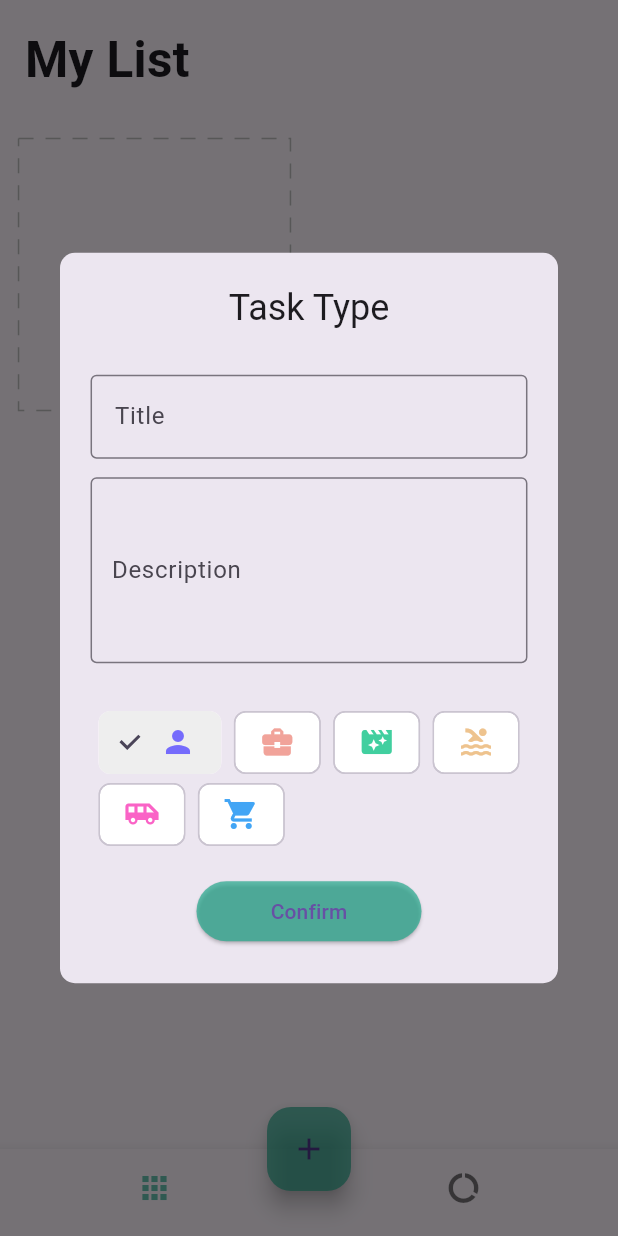
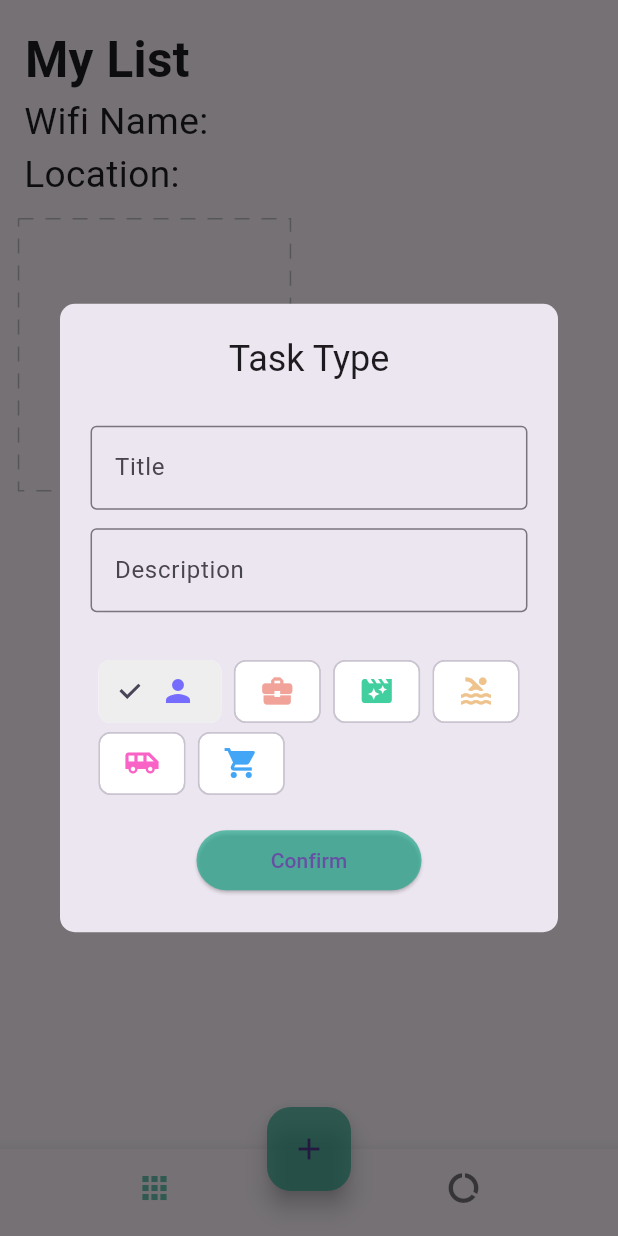
Before and after one commit to Ratul007/Todo-App, a Flutter app: the screen it shows after launch, after a tap on the "add" icon, on a phone screen of 412 x 824 dp. Run offline on Flutter 3.47's test engine with Material 3 defaults, Android fonts, the phone set to English and light mode, and no system bars; drawn by our look-alikes of dotted_border; our stand-ins replace equatable, flutter_easyloading, geocoding, geolocator, get, get_storage and 2 more; missing offline and left inert: network_info_plus.

Commit message:
check wifi and location information homeScreen top left

```diff
--- a/lib/app/modules/home/controller.dart
+++ b/lib/app/modules/home/controller.dart
@@ -1,6 +1,13 @@
+import 'dart:async';
+import 'dart:developer';
+
 import 'package:flutter/foundation.dart';
 import 'package:flutter/material.dart';
+import 'package:geocoding/geocoding.dart';
+import 'package:geolocator/geolocator.dart';
 import 'package:get/get.dart';
+import 'package:network_info_plus/network_info_plus.dart';
+import 'package:permission_handler/permission_handler.dart';
 import 'package:todo_app_getx/app/data/services/storage/repository.dart';
 
 import '../../data/models/task.dart';
@@ -8,6 +15,7 @@ import '../../data/models/task.dart';
 class HomeController extends GetxController {
   final formKey = GlobalKey<FormState>();
   TaskRepository taskRepository;
+
   HomeController({
     required this.taskRepository,
   });
@@ -21,12 +29,16 @@ class HomeController extends GetxController {
   final task = Rx<Task?>(null);
   final doingTodos = <dynamic>[].obs;
   final doneTodos = <dynamic>[].obs;
+  var wifiStatus = "".obs;
+  var location = "".obs;
 
   @override
   void onInit() {
     super.onInit();
     tasks.assignAll(taskRepository.readTasks());
     ever(tasks, (_) => taskRepository.writeTasks(tasks));
+    Timer.periodic(const Duration(seconds: 5), (_) => _updateNetworkStatus());
+    getLocation();
   }
 
   @override
@@ -34,6 +46,35 @@ class HomeController extends GetxController {
     // TODO: implement onClose
     formEditCtrl.dispose();
     super.onClose();
+  }
+
+  Future<void> getLocation() async {
+    Position position = await Geolocator.getCurrentPosition(desiredAccuracy: LocationAccuracy.high);
+    debugPrint('location: Lat-----> ${position.latitude} Long-----> ${position.longitude}');
+    List<Placemark> addresses = await placemarkFromCoordinates(position.latitude, position.longitude);
+    var first = addresses.first;
+    location.value = first.locality!;
+    print('Locality : ${first.locality}');
+    update();
+  }
+
+  Future<void> _updateNetworkStatus() async {
+    String status = await getNetworkStatus();
+    wifiStatus.value = status;
+  }
+
+  Future<String> getNetworkStatus() async {
+    final NetworkInfo networkInfo = NetworkInfo();
+    String? wifiName = await networkInfo.getWifiName();
+    if (await Permission.location.request().isGranted) {
+      if (await Permission.location.serviceStatus.isEnabled) {
+        return wifiName ?? "Connected";
+      } else {
+        return "Location services are disabled, turn on location";
+      }
+    } else {
+      return "Location permission denied";
+    }
   }
 
   bool addTask(Task task) {
--- a/lib/app/modules/home/view.dart
+++ b/lib/app/modules/home/view.dart
@@ -22,7 +22,7 @@ class HomePage extends GetView<HomeController> {
             child: ListView(
               children: [
                 Padding(
-                  padding: EdgeInsets.all(4.0.wp),
+                  padding: EdgeInsets.only(left: 4.0.wp,right: 4.0.wp,top: 2.0.hp),
                   child: Text(
                     'My List',
                     style: TextStyle(
@@ -30,6 +30,20 @@ class HomePage extends GetView<HomeController> {
                       fontWeight: FontWeight.bold,
                     ),
                   ),
+                ),
+                Padding(
+                  padding: const EdgeInsets.only(left: 16.0),
+                  child: Text(
+                    'Wifi Name: ${controller.wifiStatus.value}',
+                    style:  TextStyle(fontSize: 18.0.sp),
+                  )
+                ),
+                Padding(
+                    padding: const EdgeInsets.only(left: 16.0),
+                    child: Text(
+                      'Location: ${controller.location.value}',
+                      style:  TextStyle(fontSize: 18.0.sp),
+                    )
                 ),
                 Obx(
                   () => GridView.count(
--- a/lib/app/modules/home/widgets/add_card.dart
+++ b/lib/app/modules/home/widgets/add_card.dart
@@ -10,11 +10,12 @@ import 'package:todo_app_getx/app/widgets/icon.dart';
 
 class AddCard extends StatelessWidget {
   final homeCtrl = Get.find<HomeController>();
+  final icons = getIcons();
+
   AddCard({super.key});
 
   @override
   Widget build(BuildContext context) {
-    final icons = getIcons();
     var cardWidth = Get.width - 12.0.wp;
     return Container(
       width: cardWidth / 2,
@@ -22,7 +23,25 @@ class AddCard extends StatelessWidget {
       margin: EdgeInsets.all(3.0.wp),
       child: InkWell(
         onTap: () async {
-          await Get.defaultDialog(
+          await taskAddDialog(context);
+        },
+        child: DottedBorder(
+          color: Colors.grey[400]!,
+          dashPattern: const [10, 8],
+          child: Center(
+            child: Icon(
+              Icons.add,
+              size: 10.0.wp,
+              color: Colors.grey,
+            ),
+          ),
+        ),
+      ),
+    );
+  }
+
+  Future taskAddDialog(context) async {
+    Get.defaultDialog(
         titlePadding: EdgeInsets.symmetric(vertical: 5.0.wp),
         radius: 10,
         title: 'Task Type',
@@ -47,12 +66,13 @@ class AddCard extends StatelessWidget {
                 ),
               ),
               Padding(
-                      padding: EdgeInsets.symmetric(horizontal: 3.0.wp,vertical: 3.0.wp),
+                padding:
+                    EdgeInsets.symmetric(horizontal: 3.0.wp, vertical: 3.0.wp),
                 child: TextFormField(
                   controller: homeCtrl.formEditDescriptionCtrl,
                   decoration: const InputDecoration(
                     border: OutlineInputBorder(),
-                          labelText: 'Description',contentPadding: EdgeInsets.symmetric(vertical: 50.0, horizontal: 10.0), // Adjust vertical padding as needed
+                    labelText: 'Description',
                   ),
                   validator: (value) {
                     if (value == null || value.trim().isEmpty) {
@@ -78,8 +98,7 @@ class AddCard extends StatelessWidget {
                               label: element,
                               selected: homeCtrl.chipIndex.value == index,
                               onSelected: (bool selected) {
-                                      homeCtrl.chipIndex.value =
-                                          selected ? index : 0;
+                                homeCtrl.chipIndex.value = selected ? index : 0;
                               },
                             );
                           },
@@ -98,8 +117,7 @@ class AddCard extends StatelessWidget {
                 ),
                 onPressed: () {
                   if (homeCtrl.formKey.currentState!.validate()) {
-                          int icon =
-                              icons[homeCtrl.chipIndex.value].icon!.codePoint;
+                    int icon = icons[homeCtrl.chipIndex.value].icon!.codePoint;
                     String color =
                         icons[homeCtrl.chipIndex.value].color!.toHex();
                     var task = Task(
@@ -122,19 +140,5 @@ class AddCard extends StatelessWidget {
         ));
     homeCtrl.formEditCtrl.clear();
     homeCtrl.changeChipIndex(0);
-        },
-        child: DottedBorder(
-          color: Colors.grey[400]!,
-          dashPattern: const [10, 8],
-          child: Center(
-            child: Icon(
-              Icons.add,
-              size: 10.0.wp,
-              color: Colors.grey,
-            ),
-          ),
-        ),
-      ),
-    );
   }
 }
--- a/lib/app/modules/home/widgets/task_card.dart
+++ b/lib/app/modules/home/widgets/task_card.dart
@@ -36,6 +36,7 @@ class TaskCard extends StatelessWidget {
             ),
           ],
         ),
+        child: SingleChildScrollView(
           child: Column(
             crossAxisAlignment: CrossAxisAlignment.start,
             children: [
@@ -91,6 +92,7 @@ class TaskCard extends StatelessWidget {
               )
             ],
           ),
+        )
       ),
     );
   }
--- a/lib/main.dart
+++ b/lib/main.dart
@@ -2,11 +2,14 @@ import 'package:flutter/material.dart';
 import 'package:flutter_easyloading/flutter_easyloading.dart';
 import 'package:get/get.dart';
 import 'package:get_storage/get_storage.dart';
+import 'package:permission_handler/permission_handler.dart';
 import 'package:todo_app_getx/app/data/services/storage/services.dart';
 import 'package:todo_app_getx/app/modules/home/binding.dart';
 import 'package:todo_app_getx/app/modules/home/view.dart';
 
 void main() async {
+  WidgetsFlutterBinding.ensureInitialized();
+  await Permission.location.request();
   await GetStorage.init();
   await Get.putAsync(() => StorageService().init());
   runApp(const MyApp());
--- a/pubspec.yaml
+++ b/pubspec.yaml
@@ -39,6 +39,10 @@ dependencies:
   intl: ^0.18.0
   step_progress_indicator: ^1.0.2
   win32: ^5.5.4
+  network_info_plus: ^6.0.1
+  permission_handler: ^11.3.1
+  geolocator: ^13.0.1
+  geocoding: ^3.0.0
 
 dev_dependencies:
   flutter_lints: ^2.0.0
```
Also changed, not shown: pubspec.lock, 7 other files. Lines whose indentation alone changed are shown as unchanged.
